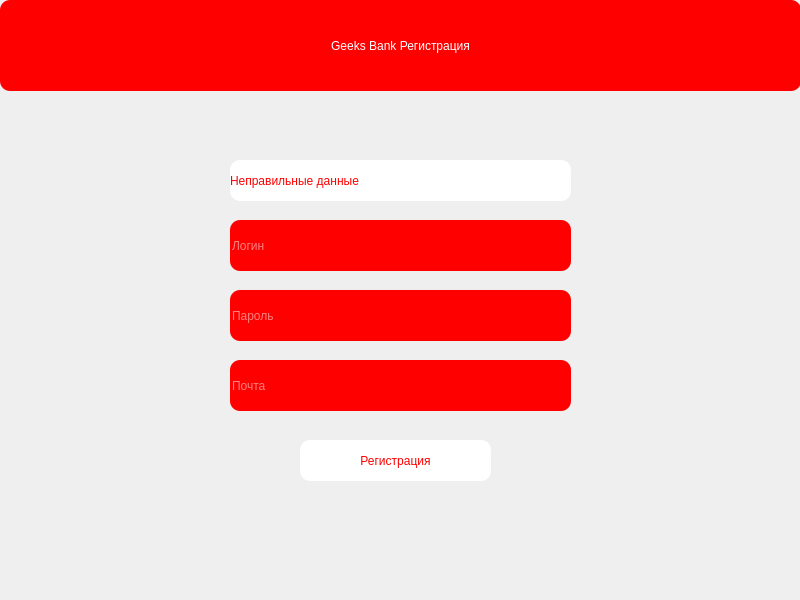
arnursultan/Bank, file signup.ui: the form before one commit.
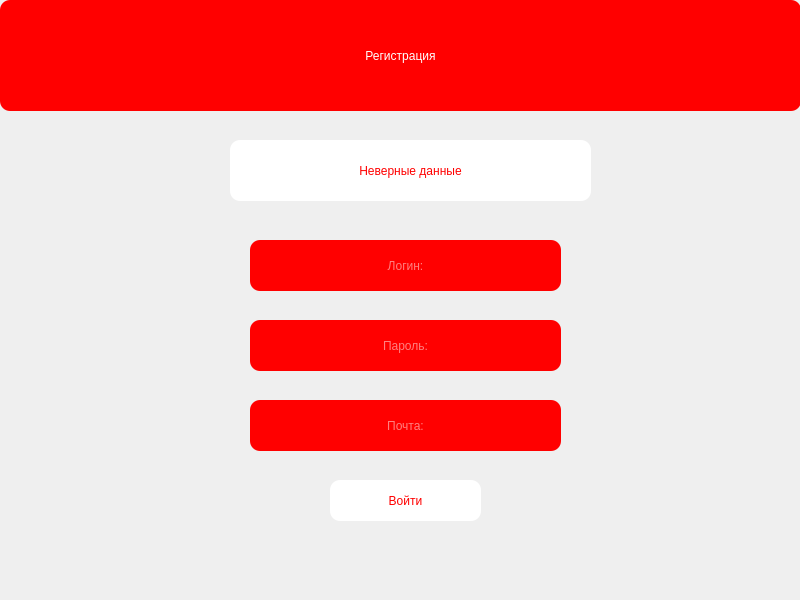
The form after the commit.

Commit message: BadAss Bank

What changed in the file:
```diff
--- a/signup.ui
+++ b/signup.ui
@@ -11,123 +11,151 @@
    </rect>
   </property>
   <property name="windowTitle">
-   <string>SignUp</string>
+   <string>BadAss Bank Registration</string>
   </property>
+  <widget class="QLineEdit" name="password">
+   <property name="geometry">
+    <rect>
+     <x>250</x>
+     <y>320</y>
+     <width>311</width>
+     <height>51</height>
+    </rect>
+   </property>
+   <property name="styleSheet">
+    <string notr="true">font: 63 16pt &quot;Yu Gothic UI Semibold&quot;;
+color:white;
+background-color:red;
+border-radius:10px
+</string>
+   </property>
+   <property name="alignment">
+    <set>Qt::AlignCenter</set>
+   </property>
+   <property name="placeholderText">
+    <string>Пароль:</string>
+   </property>
+   <property name="clearButtonEnabled">
+    <bool>false</bool>
+   </property>
+  </widget>
+  <widget class="QLineEdit" name="login">
+   <property name="geometry">
+    <rect>
+     <x>250</x>
+     <y>240</y>
+     <width>311</width>
+     <height>51</height>
+    </rect>
+   </property>
+   <property name="styleSheet">
+    <string notr="true">font: 63 16pt &quot;Yu Gothic UI Semibold&quot;;
+color:white;
+background-color:red;
+border-radius:10px
+</string>
+   </property>
+   <property name="alignment">
+    <set>Qt::AlignCenter</set>
+   </property>
+   <property name="placeholderText">
+    <string>Логин:</string>
+   </property>
+   <property name="clearButtonEnabled">
+    <bool>false</bool>
+   </property>
+  </widget>
   <widget class="QLabel" name="label">
    <property name="geometry">
     <rect>
      <x>0</x>
      <y>0</y>
      <width>801</width>
-     <height>91</height>
+     <height>111</height>
     </rect>
    </property>
    <property name="styleSheet">
-    <string notr="true">font: 17pt &quot;Yu Gothic UI Semibold&quot;;
-color: white;
-background-color: red;
-border-radius: 10px;</string>
-   </property>
-   <property name="text">
-    <string>Geeks Bank Регистрация</string>
-   </property>
-   <property name="alignment">
-    <set>Qt::AlignCenter</set>
-   </property>
-  </widget>
-  <widget class="QLineEdit" name="login">
-   <property name="geometry">
-    <rect>
-     <x>230</x>
-     <y>220</y>
-     <width>341</width>
-     <height>51</height>
-    </rect>
-   </property>
-   <property name="styleSheet">
-    <string notr="true">font: 14pt &quot;Yu Gothic UI Semibold&quot;;
-color: white;
-background-color: red;
-border-radius: 10px;</string>
-   </property>
-   <property name="placeholderText">
-    <string>Логин</string>
-   </property>
-  </widget>
-  <widget class="QLineEdit" name="password">
-   <property name="geometry">
-    <rect>
-     <x>230</x>
-     <y>290</y>
-     <width>341</width>
-     <height>51</height>
-    </rect>
-   </property>
-   <property name="styleSheet">
-    <string notr="true">font: 14pt &quot;Yu Gothic UI Semibold&quot;;
-color: white;
-background-color: red;
-border-radius: 10px;</string>
-   </property>
-   <property name="placeholderText">
-    <string>Пароль</string>
-   </property>
-  </widget>
-  <widget class="QLineEdit" name="email">
-   <property name="geometry">
-    <rect>
-     <x>230</x>
-     <y>360</y>
-     <width>341</width>
-     <height>51</height>
-    </rect>
-   </property>
-   <property name="styleSheet">
-    <string notr="true">font: 14pt &quot;Yu Gothic UI Semibold&quot;;
-color: white;
-background-color: red;
-border-radius: 10px;</string>
-   </property>
-   <property name="placeholderText">
-    <string>Почта</string>
-   </property>
-  </widget>
-  <widget class="QPushButton" name="signup">
-   <property name="geometry">
-    <rect>
-     <x>300</x>
-     <y>440</y>
-     <width>191</width>
-     <height>41</height>
-    </rect>
-   </property>
-   <property name="styleSheet">
-    <string notr="true">font: 17pt &quot;Yu Gothic UI Semibold&quot;;
-color: red;
-background-color: white;
-border-radius: 10px;</string>
+    <string notr="true">font: 63 26pt &quot;Yu Gothic UI Semibold&quot;;
+color:white;
+background-color:red;
+border-radius:10px
+
+</string>
    </property>
    <property name="text">
     <string>Регистрация</string>
    </property>
+   <property name="alignment">
+    <set>Qt::AlignCenter</set>
+   </property>
   </widget>
   <widget class="QLabel" name="error">
    <property name="geometry">
     <rect>
      <x>230</x>
-     <y>160</y>
-     <width>341</width>
+     <y>140</y>
+     <width>361</width>
+     <height>61</height>
+    </rect>
+   </property>
+   <property name="styleSheet">
+    <string notr="true">font: 63 20pt &quot;Yu Gothic UI Semibold&quot;;
+color:red;
+background-color:white;
+border-radius:10px
+</string>
+   </property>
+   <property name="text">
+    <string>Неверные данные</string>
+   </property>
+   <property name="alignment">
+    <set>Qt::AlignCenter</set>
+   </property>
+  </widget>
+  <widget class="QLineEdit" name="mail">
+   <property name="geometry">
+    <rect>
+     <x>250</x>
+     <y>400</y>
+     <width>311</width>
+     <height>51</height>
+    </rect>
+   </property>
+   <property name="styleSheet">
+    <string notr="true">font: 63 16pt &quot;Yu Gothic UI Semibold&quot;;
+color:white;
+background-color:red;
+border-radius:10px
+</string>
+   </property>
+   <property name="alignment">
+    <set>Qt::AlignCenter</set>
+   </property>
+   <property name="placeholderText">
+    <string>Почта:</string>
+   </property>
+   <property name="clearButtonEnabled">
+    <bool>false</bool>
+   </property>
+  </widget>
+  <widget class="QPushButton" name="signup">
+   <property name="geometry">
+    <rect>
+     <x>330</x>
+     <y>480</y>
+     <width>151</width>
      <height>41</height>
     </rect>
    </property>
    <property name="styleSheet">
-    <string notr="true">font: 17pt &quot;Yu Gothic UI Semibold&quot;;
-color: red;
-background-color: white;
-border-radius: 10px;</string>
+    <string notr="true">font: 63 16pt &quot;Yu Gothic UI Semibold&quot;;
+color:red;
+background-color:white;
+border-radius:10px
+</string>
    </property>
    <property name="text">
-    <string>Неправильные данные</string>
+    <string>Войти</string>
    </property>
   </widget>
  </widget>
```
The commit also changes 3 other files.
